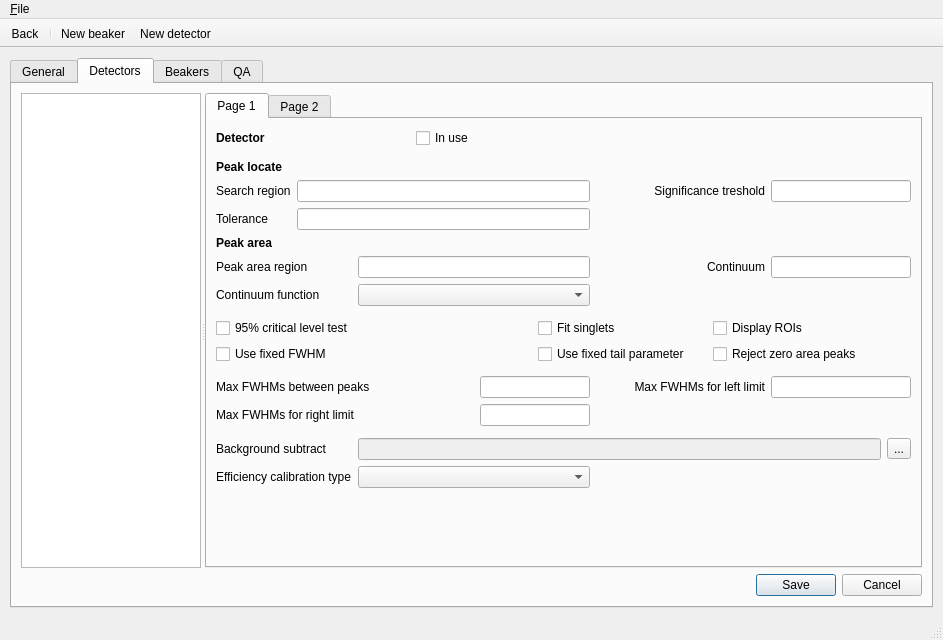
bytting/nailab, file nailab.ui: the form before one commit.
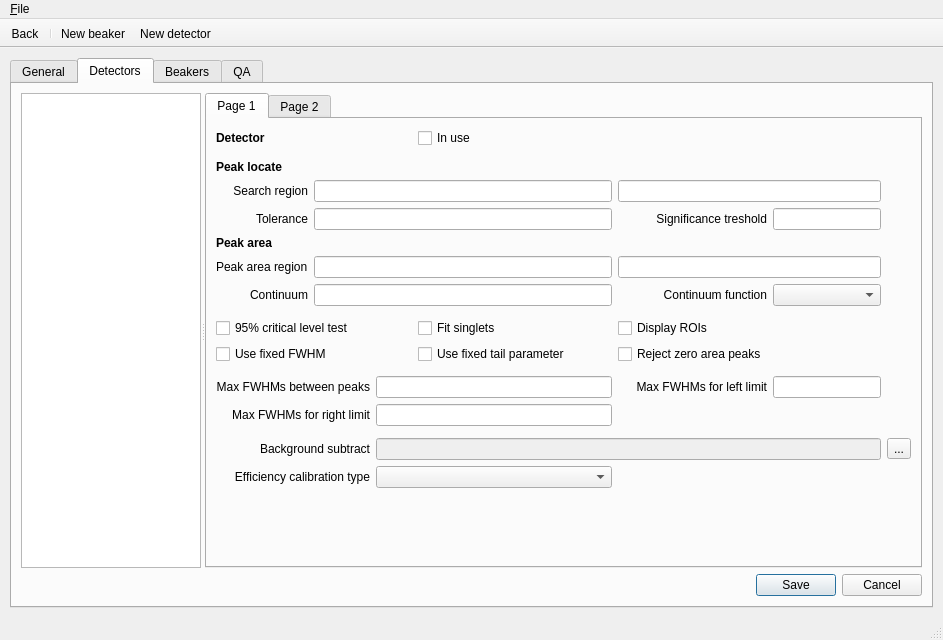
The form after the commit. The open tabs and pages were chosen to show the change. Icons and pictures are not drawn.

```diff
--- a/nailab.ui
+++ b/nailab.ui
@@ -46,7 +46,7 @@
     <item>
      <widget class="QStackedWidget" name="pages">
       <property name="currentIndex">
-       <number>1</number>
+       <number>3</number>
       </property>
       <widget class="QWidget" name="pageMenu">
        <layout class="QVBoxLayout" name="verticalLayout_5">
@@ -466,7 +466,7 @@
                 <string>Advanced parameters</string>
                </attribute>
                <layout class="QGridLayout" name="gridLayout_6">
-                <item row="3" column="1">
+                <item row="8" column="1">
                  <spacer name="verticalSpacer_4">
                   <property name="orientation">
                    <enum>Qt::Vertical</enum>
@@ -479,7 +479,7 @@
                   </property>
                  </spacer>
                 </item>
-                <item row="2" column="0">
+                <item row="5" column="0">
                  <widget class="QLabel" name="label_46">
                   <property name="text">
                    <string>Preset type 1 value</string>
@@ -489,7 +489,7 @@
                   </property>
                  </widget>
                 </item>
-                <item row="0" column="2">
+                <item row="2" column="2">
                  <widget class="QLabel" name="label_45">
                   <property name="text">
                    <string>Systematic error (%)</string>
@@ -499,7 +499,7 @@
                   </property>
                  </widget>
                 </item>
-                <item row="2" column="2">
+                <item row="5" column="2">
                  <widget class="QLabel" name="label_47">
                   <property name="text">
                    <string>Preset type 2 value</string>
@@ -509,21 +509,21 @@
                   </property>
                  </widget>
                 </item>
-                <item row="0" column="3">
+                <item row="2" column="3">
                  <widget class="QLineEdit" name="tbInputSampleSystematicError">
                   <property name="maxLength">
                    <number>32</number>
                   </property>
                  </widget>
                 </item>
-                <item row="0" column="1">
+                <item row="2" column="1">
                  <widget class="QLineEdit" name="tbInputSampleRandomError">
                   <property name="maxLength">
                    <number>32</number>
                   </property>
                  </widget>
                 </item>
-                <item row="0" column="0">
+                <item row="2" column="0">
                  <widget class="QLabel" name="label_44">
                   <property name="text">
                    <string>Random error (%)</string>
@@ -533,21 +533,21 @@
                   </property>
                  </widget>
                 </item>
-                <item row="2" column="1">
+                <item row="5" column="1">
                  <widget class="QLineEdit" name="tbInputSamplePresetType1">
                   <property name="maxLength">
                    <number>32</number>
                   </property>
                  </widget>
                 </item>
-                <item row="2" column="3">
+                <item row="5" column="3">
                  <widget class="QLineEdit" name="tbInputSamplePresetType2">
                   <property name="maxLength">
                    <number>32</number>
                   </property>
                  </widget>
                 </item>
-                <item row="1" column="0">
+                <item row="4" column="0">
                  <widget class="QLabel" name="label_57">
                   <property name="text">
                    <string>Preset type 1</string>
@@ -557,7 +557,7 @@
                   </property>
                  </widget>
                 </item>
-                <item row="1" column="2">
+                <item row="4" column="2">
                  <widget class="QLabel" name="label_58">
                   <property name="text">
                    <string>Preset type 2</string>
@@ -567,12 +567,65 @@
                   </property>
                  </widget>
                 </item>
-                <item row="1" column="1">
+                <item row="4" column="1">
                  <widget class="QComboBox" name="cboxInputSamplePresetType1"/>
                 </item>
-                <item row="1" column="3">
+                <item row="4" column="3">
                  <widget class="QComboBox" name="cboxInputSamplePresetType2"/>
                 </item>
+                <item row="7" column="1">
+                 <widget class="QLineEdit" name="tbInputSampleEndChannel"/>
+                </item>
+                <item row="6" column="1">
+                 <widget class="QLineEdit" name="tbInputSampleStartChannel"/>
+                </item>
+                <item row="0" column="1">
+                 <widget class="QComboBox" name="cboxInputSampleCalFiles"/>
+                </item>
+                <item row="3" column="0">
+                 <widget class="QLabel" name="label_59">
+                  <property name="text">
+                   <string/>
+                  </property>
+                 </widget>
+                </item>
+                <item row="0" column="0">
+                 <widget class="QLabel" name="label_60">
+                  <property name="text">
+                   <string>Calibration file</string>
+                  </property>
+                  <property name="alignment">
+                   <set>Qt::AlignRight|Qt::AlignTrailing|Qt::AlignVCenter</set>
+                  </property>
+                 </widget>
+                </item>
+                <item row="7" column="0">
+                 <widget class="QLabel" name="label_56">
+                  <property name="text">
+                   <string>Channel end</string>
+                  </property>
+                  <property name="alignment">
+                   <set>Qt::AlignRight|Qt::AlignTrailing|Qt::AlignVCenter</set>
+                  </property>
+                 </widget>
+                </item>
+                <item row="6" column="0">
+                 <widget class="QLabel" name="label_50">
+                  <property name="text">
+                   <string>Channel start</string>
+                  </property>
+                  <property name="alignment">
+                   <set>Qt::AlignRight|Qt::AlignTrailing|Qt::AlignVCenter</set>
+                  </property>
+                 </widget>
+                </item>
+                <item row="1" column="0">
+                 <widget class="QLabel" name="label_61">
+                  <property name="text">
+                   <string/>
+                  </property>
+                 </widget>
+                </item>
                </layout>
               </widget>
              </widget>
@@ -616,9 +669,6 @@
               </property>
              </widget>
             </item>
-            <item row="4" column="4" colspan="2">
-             <widget class="QLineEdit" name="tbAdminGeneralNIDConfidenceFactor"/>
-            </item>
             <item row="6" column="0">
              <widget class="QLabel" name="label_16">
               <property name="font">
@@ -642,20 +692,6 @@
             <item row="4" column="1">
              <widget class="QLineEdit" name="tbAdminGeneralNIDConfidenceTreshold"/>
             </item>
-            <item row="5" column="1">
-             <widget class="QCheckBox" name="cbAdminGeneralPerformMDATest">
-              <property name="text">
-               <string>Perform MDA test</string>
-              </property>
-             </widget>
-            </item>
-            <item row="5" column="2">
-             <widget class="QCheckBox" name="cbAdminGeneralInhibitATDCorrection">
-              <property name="text">
-               <string>Inhibit ATD correction</string>
-              </property>
-             </widget>
-            </item>
             <item row="7" column="1" colspan="4">
              <widget class="QLineEdit" name="tbAdminGeneralTemplateName">
               <property name="enabled">
@@ -690,9 +726,6 @@
               </property>
              </widget>
             </item>
-            <item row="8" column="4" colspan="2">
-             <widget class="QLineEdit" name="tbAdminGeneralErrorMultiplier"/>
-            </item>
             <item row="1" column="0">
              <widget class="QLabel" name="label_31">
               <property name="text">
@@ -720,13 +753,6 @@
               </property>
              </widget>
             </item>
-            <item row="5" column="4">
-             <widget class="QCheckBox" name="cbAdminGeneralUseStoredLibrary">
-              <property name="text">
-               <string>Use stored library</string>
-              </property>
-             </widget>
-            </item>
             <item row="3" column="0">
              <widget class="QLabel" name="label_22">
               <property name="text">
@@ -744,16 +770,6 @@
             <item row="8" column="1">
              <widget class="QComboBox" name="cboxAdminGeneralSectionName"/>
             </item>
-            <item row="8" column="3">
-             <widget class="QLabel" name="label_27">
-              <property name="text">
-               <string>Error multiplier</string>
-              </property>
-              <property name="alignment">
-               <set>Qt::AlignRight|Qt::AlignTrailing|Qt::AlignVCenter</set>
-              </property>
-             </widget>
-            </item>
             <item row="3" column="5">
              <widget class="QToolButton" name="btnAdminGeneralNIDLibrary">
               <property name="text">
@@ -788,7 +804,7 @@
               </property>
              </spacer>
             </item>
-            <item row="4" column="3">
+            <item row="4" column="2">
              <widget class="QLabel" name="label_24">
               <property name="text">
                <string>NID confidence factor (%)</string>
@@ -798,6 +814,43 @@
               </property>
              </widget>
             </item>
+            <item row="4" column="3">
+             <widget class="QLineEdit" name="tbAdminGeneralNIDConfidenceFactor"/>
+            </item>
+            <item row="5" column="3">
+             <widget class="QCheckBox" name="cbAdminGeneralUseStoredLibrary">
+              <property name="text">
+               <string>Use stored library</string>
+              </property>
+             </widget>
+            </item>
+            <item row="8" column="2">
+             <widget class="QLabel" name="label_27">
+              <property name="text">
+               <string>Error multiplier</string>
+              </property>
+              <property name="alignment">
+               <set>Qt::AlignRight|Qt::AlignTrailing|Qt::AlignVCenter</set>
+              </property>
+             </widget>
+            </item>
+            <item row="8" column="3">
+             <widget class="QLineEdit" name="tbAdminGeneralErrorMultiplier"/>
+            </item>
+            <item row="5" column="4">
+             <widget class="QCheckBox" name="cbAdminGeneralPerformMDATest">
+              <property name="text">
+               <string>Perform MDA test</string>
+              </property>
+             </widget>
+            </item>
+            <item row="5" column="1">
+             <widget class="QCheckBox" name="cbAdminGeneralInhibitATDCorrection">
+              <property name="text">
+               <string>Inhibit ATD correction</string>
+              </property>
+             </widget>
+            </item>
            </layout>
           </widget>
           <widget class="QWidget" name="tabAdminDetectors">
@@ -827,161 +880,76 @@
                  <string>Page 1</string>
                 </attribute>
                 <layout class="QGridLayout" name="gridLayout">
-                 <item row="0" column="0">
-                  <widget class="QLabel" name="label_28">
-                   <property name="font">
-                    <font>
-                     <weight>75</weight>
-                     <bold>true</bold>
-                    </font>
-                   </property>
-                   <property name="text">
-                    <string>Detector</string>
-                   </property>
-                  </widget>
-                 </item>
-                 <item row="11" column="0">
-                  <widget class="QWidget" name="widget" native="true"/>
-                 </item>
                  <item row="14" column="0">
+                  <widget class="QWidget" name="widget" native="true"/>
+                 </item>
+                 <item row="17" column="0">
                   <widget class="QWidget" name="widget_2" native="true"/>
                  </item>
-                 <item row="8" column="0">
+                 <item row="11" column="0">
                   <widget class="QWidget" name="widget_3" native="true"/>
                  </item>
-                 <item row="10" column="0" colspan="2">
+                 <item row="1" column="0">
+                  <widget class="QWidget" name="widget_4" native="true"/>
+                 </item>
+                 <item row="0" column="0">
+                  <widget class="QLabel" name="label_28">
+                   <property name="font">
+                    <font>
+                     <weight>75</weight>
+                     <bold>true</bold>
+                    </font>
+                   </property>
+                   <property name="text">
+                    <string>Detector</string>
+                   </property>
+                  </widget>
+                 </item>
+                 <item row="13" column="0" colspan="2">
                   <widget class="QCheckBox" name="cbAdminDetectorUseFixedFWHM">
                    <property name="text">
                     <string>Use fixed FWHM</string>
                    </property>
                   </widget>
                  </item>
-                 <item row="6" column="0" colspan="2">
-                  <widget class="QLabel" name="label_4">
-                   <property name="text">
-                    <string>Peak area region</string>
-                   </property>
-                  </widget>
-                 </item>
-                 <item row="10" column="8" colspan="4">
-                  <widget class="QCheckBox" name="cbAdminDetectorRejectZeroAreaPeaks">
-                   <property name="text">
-                    <string>Reject zero area peaks</string>
-                   </property>
-                  </widget>
-                 </item>
-                 <item row="13" column="0" colspan="4">
-                  <widget class="QLabel" name="label_9">
-                   <property name="text">
-                    <string>Max FWHMs for right limit</string>
-                   </property>
-                  </widget>
-                 </item>
-                 <item row="12" column="0" colspan="4">
-                  <widget class="QLabel" name="label_7">
-                   <property name="text">
-                    <string>Max FWHMs between peaks</string>
-                   </property>
-                  </widget>
-                 </item>
-                 <item row="12" column="9" colspan="3">
-                  <widget class="QLineEdit" name="tbAdminDetectorMaxFWHMsForLeftLimit"/>
-                 </item>
-                 <item row="7" column="2" colspan="4">
-                  <widget class="QComboBox" name="cboxAdminDetectorContinuumFunction"/>
-                 </item>
-                 <item row="7" column="0" colspan="2">
-                  <widget class="QLabel" name="label_6">
-                   <property name="text">
-                    <string>Continuum function</string>
-                   </property>
-                  </widget>
-                 </item>
                  <item row="3" column="0">
                   <widget class="QLabel" name="label">
                    <property name="text">
                     <string>Search region</string>
                    </property>
+                   <property name="alignment">
+                    <set>Qt::AlignRight|Qt::AlignTrailing|Qt::AlignVCenter</set>
+                   </property>
                   </widget>
                  </item>
-                 <item row="12" column="4" colspan="2">
-                  <widget class="QLineEdit" name="tbAdminDetectorMaxFWHMsBetweenPeaks"/>
-                 </item>
-                 <item row="15" column="0" colspan="2">
+                 <item row="18" column="0" colspan="2">
                   <widget class="QLabel" name="label_11">
                    <property name="text">
                     <string>Background subtract</string>
                    </property>
-                  </widget>
-                 </item>
-                 <item row="12" column="6" colspan="3">
-                  <widget class="QLabel" name="label_8">
-                   <property name="text">
-                    <string>Max FWHMs for left limit</string>
-                   </property>
                    <property name="alignment">
                     <set>Qt::AlignRight|Qt::AlignTrailing|Qt::AlignVCenter</set>
                    </property>
                   </widget>
                  </item>
-                 <item row="4" column="1" colspan="5">
-                  <widget class="QLineEdit" name="tbAdminDetectorTolerance"/>
-                 </item>
-                 <item row="15" column="11">
-                  <widget class="QToolButton" name="btnAdminDetectorBackgroundSubtract">
-                   <property name="text">
-                    <string>...</string>
-                   </property>
-                  </widget>
-                 </item>
-                 <item row="10" column="5" colspan="3">
-                  <widget class="QCheckBox" name="cbAdminDetectorUseFixedTailParameter">
-                   <property name="text">
-                    <string>Use fixed tail parameter</string>
-                   </property>
-                  </widget>
-                 </item>
-                 <item row="6" column="9" colspan="3">
-                  <widget class="QLineEdit" name="tbAdminDetectorContinuum"/>
-                 </item>
-                 <item row="3" column="9" colspan="3">
-                  <widget class="QLineEdit" name="tbAdminDetectorSignificanceTreshold"/>
-                 </item>
-                 <item row="9" column="0" colspan="3">
+                 <item row="12" column="0" colspan="3">
                   <widget class="QCheckBox" name="cbAdminDetectorCriticalLevelTest">
                    <property name="text">
                     <string>95% critical level test</string>
                    </property>
                   </widget>
                  </item>
-                 <item row="4" column="0">
+                 <item row="7" column="0">
                   <widget class="QLabel" name="label_13">
                    <property name="text">
                     <string>Tolerance</string>
                    </property>
-                  </widget>
-                 </item>
-                 <item row="13" column="4" colspan="2">
-                  <widget class="QLineEdit" name="tbAdminDetectorMaxFWHMsForRightLimit"/>
-                 </item>
-                 <item row="9" column="5" colspan="2">
-                  <widget class="QCheckBox" name="cbAdminDetectorFitSinglets">
-                   <property name="text">
-                    <string>Fit singlets</string>
+                   <property name="alignment">
+                    <set>Qt::AlignRight|Qt::AlignTrailing|Qt::AlignVCenter</set>
                    </property>
                   </widget>
                  </item>
-                 <item row="9" column="8" colspan="3">
-                  <widget class="QCheckBox" name="cbAdminDetectorDisplayROIs">
-                   <property name="text">
-                    <string>Display ROIs</string>
-                   </property>
-                  </widget>
-                 </item>
-                 <item row="3" column="1" colspan="5">
-                  <widget class="QLineEdit" name="tbAdminDetectorSearchRegion"/>
-                 </item>
-                 <item row="5" column="0">
+                 <item row="8" column="0">
                   <widget class="QLabel" name="label_12">
                    <property name="font">
                     <font>
@@ -1007,27 +975,7 @@
                    </property>
                   </widget>
                  </item>
-                 <item row="6" column="2" colspan="4">
-                  <widget class="QLineEdit" name="tbAdminDetectorPeakAreaRegion"/>
-                 </item>
-                 <item row="15" column="2" colspan="9">
-                  <widget class="QLineEdit" name="tbAdminDetectorBackgroundSubtract">
-                   <property name="enabled">
-                    <bool>false</bool>
-                   </property>
-                  </widget>
-                 </item>
-                 <item row="3" column="6" colspan="3">
-                  <widget class="QLabel" name="label_2">
-                   <property name="text">
-                    <string>Significance treshold</string>
-                   </property>
-                   <property name="alignment">
-                    <set>Qt::AlignRight|Qt::AlignTrailing|Qt::AlignVCenter</set>
-                   </property>
-                  </widget>
-                 </item>
-                 <item row="6" column="7" colspan="2">
+                 <item row="10" column="0">
                   <widget class="QLabel" name="label_5">
                    <property name="text">
                     <string>Continuum</string>
@@ -1037,19 +985,16 @@
                    </property>
                   </widget>
                  </item>
-                 <item row="16" column="0" colspan="2">
+                 <item row="19" column="0" colspan="2">
                   <widget class="QLabel" name="label_10">
                    <property name="text">
                     <string>Efficiency calibration type</string>
                    </property>
+                   <property name="alignment">
+                    <set>Qt::AlignRight|Qt::AlignTrailing|Qt::AlignVCenter</set>
+                   </property>
                   </widget>
                  </item>
-                 <item row="16" column="2" colspan="4">
-                  <widget class="QComboBox" name="cboxAdminDetectorEfficiencyCalibrationType"/>
-                 </item>
-                 <item row="1" column="0">
-                  <widget class="QWidget" name="widget_4" native="true"/>
-                 </item>
                  <item row="0" column="1">
                   <widget class="QLabel" name="lblAdminDetectorDetector">
                    <property name="text">
@@ -1057,7 +1002,7 @@
                    </property>
                   </widget>
                  </item>
-                 <item row="17" column="2">
+                 <item row="20" column="2">
                   <spacer name="verticalSpacer">
                    <property name="orientation">
                     <enum>Qt::Vertical</enum>
@@ -1077,6 +1022,141 @@
                    </property>
                   </widget>
                  </item>
+                 <item row="9" column="0">
+                  <widget class="QLabel" name="label_4">
+                   <property name="text">
+                    <string>Peak area region</string>
+                   </property>
+                  </widget>
+                 </item>
+                 <item row="9" column="1" colspan="4">
+                  <widget class="QLineEdit" name="tbAdminDetectorPeakAreaRegionStart"/>
+                 </item>
+                 <item row="7" column="1" colspan="4">
+                  <widget class="QLineEdit" name="tbAdminDetectorTolerance"/>
+                 </item>
+                 <item row="3" column="1" colspan="4">
+                  <widget class="QLineEdit" name="tbAdminDetectorSearchRegionStart"/>
+                 </item>
+                 <item row="10" column="5">
+                  <widget class="QLabel" name="label_6">
+                   <property name="text">
+                    <string>Continuum function</string>
+                   </property>
+                   <property name="alignment">
+                    <set>Qt::AlignRight|Qt::AlignTrailing|Qt::AlignVCenter</set>
+                   </property>
+                  </widget>
+                 </item>
+                 <item row="10" column="1" colspan="4">
+                  <widget class="QLineEdit" name="tbAdminDetectorContinuum"/>
+                 </item>
+                 <item row="15" column="0" colspan="2">
+                  <widget class="QLabel" name="label_7">
+                   <property name="text">
+                    <string>Max FWHMs between peaks</string>
+                   </property>
+                   <property name="alignment">
+                    <set>Qt::AlignRight|Qt::AlignTrailing|Qt::AlignVCenter</set>
+                   </property>
+                  </widget>
+                 </item>
+                 <item row="16" column="0" colspan="2">
+                  <widget class="QLabel" name="label_9">
+                   <property name="text">
+                    <string>Max FWHMs for right limit</string>
+                   </property>
+                   <property name="alignment">
+                    <set>Qt::AlignRight|Qt::AlignTrailing|Qt::AlignVCenter</set>
+                   </property>
+                  </widget>
+                 </item>
+                 <item row="15" column="2" colspan="3">
+                  <widget class="QLineEdit" name="tbAdminDetectorMaxFWHMsBetweenPeaks"/>
+                 </item>
+                 <item row="16" column="2" colspan="3">
+                  <widget class="QLineEdit" name="tbAdminDetectorMaxFWHMsForRightLimit"/>
+                 </item>
+                 <item row="15" column="5">
+                  <widget class="QLabel" name="label_8">
+                   <property name="text">
+                    <string>Max FWHMs for left limit</string>
+                   </property>
+                   <property name="alignment">
+                    <set>Qt::AlignRight|Qt::AlignTrailing|Qt::AlignVCenter</set>
+                   </property>
+                  </widget>
+                 </item>
+                 <item row="18" column="10">
+                  <widget class="QToolButton" name="btnAdminDetectorBackgroundSubtract">
+                   <property name="text">
+                    <string>...</string>
+                   </property>
+                  </widget>
+                 </item>
+                 <item row="3" column="5" colspan="3">
+                  <widget class="QLineEdit" name="tbAdminDetectorSearchRegionEnd"/>
+                 </item>
+                 <item row="9" column="5" colspan="3">
+                  <widget class="QLineEdit" name="tbAdminDetectorPeakAreaRegionEnd"/>
+                 </item>
+                 <item row="7" column="5">
+                  <widget class="QLabel" name="label_2">
+                   <property name="text">
+                    <string>Significance treshold</string>
+                   </property>
+                   <property name="alignment">
+                    <set>Qt::AlignRight|Qt::AlignTrailing|Qt::AlignVCenter</set>
+                   </property>
+                  </widget>
+                 </item>
+                 <item row="7" column="6" colspan="2">
+                  <widget class="QLineEdit" name="tbAdminDetectorSignificanceTreshold"/>
+                 </item>
+                 <item row="10" column="6" colspan="2">
+                  <widget class="QComboBox" name="cboxAdminDetectorContinuumFunction"/>
+                 </item>
+                 <item row="12" column="3">
+                  <widget class="QCheckBox" name="cbAdminDetectorFitSinglets">
+                   <property name="text">
+                    <string>Fit singlets</string>
+                   </property>
+                  </widget>
+                 </item>
+                 <item row="13" column="3">
+                  <widget class="QCheckBox" name="cbAdminDetectorUseFixedTailParameter">
+                   <property name="text">
+                    <string>Use fixed tail parameter</string>
+                   </property>
+                  </widget>
+                 </item>
+                 <item row="12" column="5">
+                  <widget class="QCheckBox" name="cbAdminDetectorDisplayROIs">
+                   <property name="text">
+                    <string>Display ROIs</string>
+                   </property>
+                  </widget>
+                 </item>
+                 <item row="13" column="5">
+                  <widget class="QCheckBox" name="cbAdminDetectorRejectZeroAreaPeaks">
+                   <property name="text">
+                    <string>Reject zero area peaks</string>
+                   </property>
+                  </widget>
+                 </item>
+                 <item row="15" column="6" colspan="2">
+                  <widget class="QLineEdit" name="tbAdminDetectorMaxFWHMsForLeftLimit"/>
+                 </item>
+                 <item row="19" column="2" colspan="3">
+                  <widget class="QComboBox" name="cboxAdminDetectorEfficiencyCalibrationType"/>
+                 </item>
+                 <item row="18" column="2" colspan="6">
+                  <widget class="QLineEdit" name="tbAdminDetectorBackgroundSubtract">
+                   <property name="enabled">
+                    <bool>false</bool>
+                   </property>
+                  </widget>
+                 </item>
                 </layout>
                </widget>
                <widget class="QWidget" name="tabAdminDetectorsPage2">
@@ -1231,6 +1311,13 @@
                        </property>
                       </widget>
                      </item>
+                     <item>
+                      <widget class="QPushButton" name="btnAdminDefaultDetectorBeaker">
+                       <property name="text">
+                        <string>Edit</string>
+                       </property>
+                      </widget>
+                     </item>
                      <item alignment="Qt::AlignTop">
                       <widget class="QPushButton" name="btnAdminDeleteDetectorBeaker">
                        <property name="text">
@@ -1238,13 +1325,6 @@
                        </property>
                       </widget>
                      </item>
-                     <item>
-                      <widget class="QPushButton" name="btnAdminDefaultDetectorBeaker">
-                       <property name="text">
-                        <string>Default</string>
-                       </property>
-                      </widget>
-                     </item>
                      <item>
                       <spacer name="verticalSpacer_6">
                        <property name="orientation">
```
Left out of the diff: 21 changed lines with no effect on the pictures.
